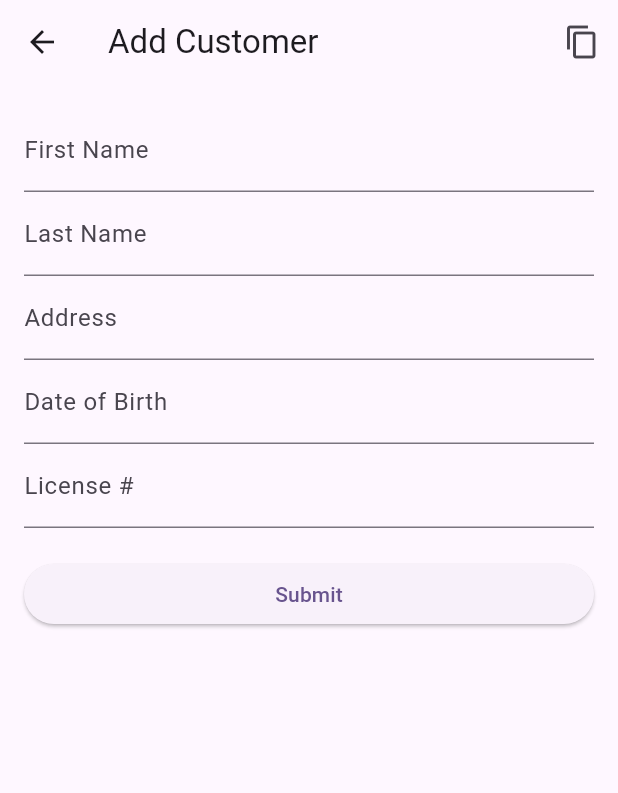
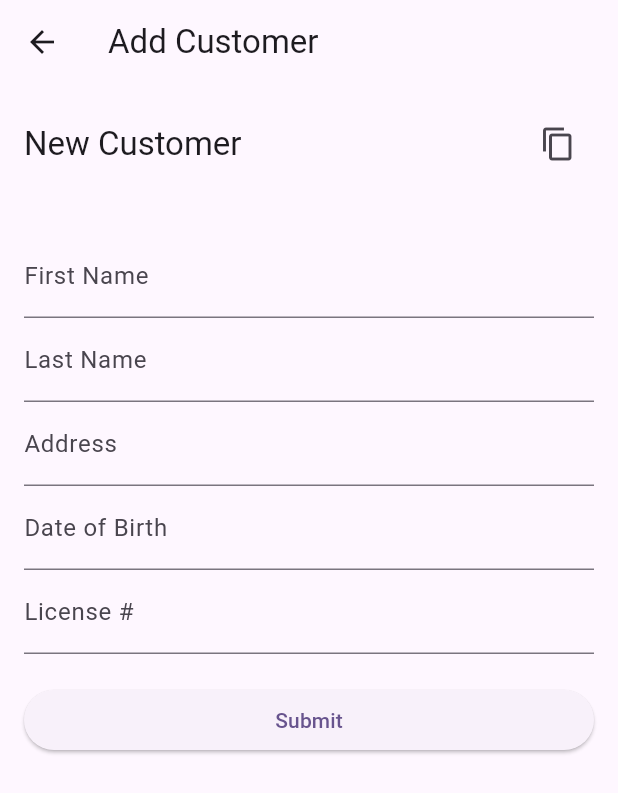
Before and after one commit to JessySeo9955/flutter_CST2335, a Flutter app: the CustomerListPage screen opened by its route, after a tap on the "add" icon, on a phone screen of 412 x 824 dp. Shown: the top 793 px of the screen. Run offline on Flutter 3.47's test engine with Material 3 defaults, Android fonts, the phone set to English and light mode, and no system bars; our stand-ins replace floor, sqflite; missing offline and left inert: encrypted_shared_preferences; accounts and stored records are empty; generated files the repository leaves out were written again.

Commit message:
customer feature completed , doc TODO

```diff
--- a/assets/translations/en.json
+++ b/assets/translations/en.json
@@ -4,7 +4,7 @@
   "Name" : "Word",
   "Add" : "Add word",
   "Ok" : "Ok",
-  "TextSelect" : "Select an item from the list to see the details"
+  "TextSelect" : "Default: Select an item from the list to see the details"
 
 
 }
--- a/lib/AppLocalizations.dart
+++ b/lib/AppLocalizations.dart
@@ -21,7 +21,7 @@ class AppLocalizations {
   late Map<String, String> _localizedStrings;
 
   Future<void> load() async {
-    String jsonString = await rootBundle.loadString('assets/translations/${locale.languageCode}.json');
+    String jsonString = await rootBundle.loadString('assets/translations/${locale.toString()}.json');
     Map<String, dynamic> jsonMap = json.decode(jsonString);
 
     _localizedStrings = jsonMap.map((key, value) {
--- a/lib/customer/page/customer_form_page.dart
+++ b/lib/customer/page/customer_form_page.dart
@@ -2,177 +2,31 @@ import 'package:flutter/cupertino.dart';
 import 'package:flutter/material.dart';
 
 import '../data/customer_model.dart';
-import '../service/customer_service.dart';
+import '../widget/customer_form_panel.dart';
 
-class CustomerFormPage extends StatefulWidget {
+class CustomerFormPage extends StatelessWidget  {
   final Customer? customer;
-  final VoidCallback? onSave;
+  final VoidCallback onSave;
 
-  CustomerFormPage({this.customer, this.onSave});
-
-  @override
-  _CustomerFormPageState createState() {
-    return _CustomerFormPageState();
-  }
-}
-
-class _CustomerFormPageState extends State<CustomerFormPage> {
-  late CustomerService _service;
-
-  late TextEditingController _firstController;
-  late TextEditingController _lastController;
-  late TextEditingController _addressController;
-  late TextEditingController _dobController;
-  late TextEditingController _licenseController;
-
-  bool _editing = false;
-
-  @override
-  void initState() {
-    super.initState();
-    _init();
-
-    _editing = widget.customer != null;
-    _firstController = TextEditingController(
-      text: widget.customer?.firstName ?? "",
-    );
-    _lastController = TextEditingController(
-      text: widget.customer?.lastName ?? "",
-    );
-    _addressController = TextEditingController(
-      text: widget.customer?.address ?? "",
-    );
-    _dobController = TextEditingController(
-      text: widget.customer?.birthdate ?? "",
-    );
-    _licenseController = TextEditingController(
-      text: widget.customer?.licenseNo ?? "",
-    );
-  }
-
-  Future<void> _init() async {
-    _service = await CustomerService.create();
-    setState(() {});
-  }
-
-  void _save() async {
-    final customer = Customer(
-      id: _editing ? widget.customer!.id : null, // IMPORTANT
-      firstName: _firstController.text ?? "",
-      lastName: _lastController.text ?? "",
-      address: _addressController.text ?? "",
-      birthdate: _dobController.text ?? "",
-      licenseNo: _licenseController.text ?? "",
-    );
-
-    if (!_service.validateFields(customer)) {
-      ScaffoldMessenger.of(
-        context,
-      ).showSnackBar(SnackBar(content: const Text('Please fill all fields')));
-      return;
-    }
-
-    if (_editing) {
-      await _service.updateCustomer(customer);
-      ScaffoldMessenger.of(
-        context,
-      ).showSnackBar(const SnackBar(content: Text("Customer updated")));
-    } else {
-      await _service.saveCustomer(customer);
-      ScaffoldMessenger.of(
-        context,
-      ).showSnackBar(const SnackBar(content: Text("Customer added")));
-    }
-
-    widget.onSave?.call();
-    Navigator.pop(context);
-  }
-
-  void _delete() {
-    showDialog(
-      context: context,
-      builder: (dialogContext) => AlertDialog(
-        title: Text('Delete?'),
-        content: Text('Are you sure?'),
-        actions: [
-          TextButton(
-            child: Text('cancel'),
-            onPressed: () => Navigator.pop(context),
-          ),
-          TextButton(
-            child: Text('Delete'),
-            onPressed: () async {
-              await _service.deleteCustomer(widget.customer!);
-              widget.onSave?.call();
-
-              Navigator.pop(dialogContext);
-
-              Navigator.pop(context);
-            },
-          ),
-        ],
-      ),
-    );
-  }
+  const CustomerFormPage({
+    Key? key,
+    this.customer,
+    required this.onSave,
+  }) : super(key: key);
 
   @override
   Widget build(BuildContext context) {
     return Scaffold(
       appBar: AppBar(
-        title: Text(_editing ? 'Edit Customer' : 'Add Customer'),
-        actions: [
-          IconButton(
-            icon: Icon(Icons.copy),
-            onPressed: () async {
-              Customer? customer = await _service.loadLastCustomer();
-              if (customer != null) {
-                _firstController.text = customer.firstName;
-                _lastController.text = customer.lastName;
-                _addressController.text = customer.address;
-                _dobController.text = customer.birthdate;
-                _licenseController.text = customer.licenseNo;
-              }
-            },
-          ),
-        ],
+        title: Text(customer == null ? "Add Customer" : "Edit Customer"),
+
       ),
-      body: Padding(
-        padding: const EdgeInsets.all(16),
-        child: ListView(
-          children: [
-            TextField(
-              controller: _firstController,
-              decoration: InputDecoration(labelText: "First Name"),
-            ),
-            TextField(
-              controller: _lastController,
-              decoration: InputDecoration(labelText: "Last Name"),
-            ),
-            TextField(
-              controller: _addressController,
-              decoration: InputDecoration(labelText: "Address"),
-            ),
-            TextField(
-              controller: _dobController,
-              decoration: InputDecoration(labelText: "Date of Birth"),
-            ),
-            TextField(
-              controller: _licenseController,
-              decoration: InputDecoration(labelText: "License #"),
-            ),
-            SizedBox(height: 20),
-            ElevatedButton(
-              onPressed: _save,
-              child: Text(_editing ? "Update" : "Submit"),
-            ),
-            if (_editing)
-              ElevatedButton(
-                onPressed: _delete,
-                style: ElevatedButton.styleFrom(backgroundColor: Colors.red),
-                child: Text("Delete"),
-              ),
-          ],
-        ),
+      body: CustomerFormPanel(
+        customer: customer,
+        onSubmit: () async {
+          onSave();
+          Navigator.pop(context); // PHONE MODE ONLY
+        },
       ),
     );
   }
--- a/lib/customer/page/customer_list_page.dart
+++ b/lib/customer/page/customer_list_page.dart
@@ -2,9 +2,9 @@ import 'package:flutter/cupertino.dart';
 import 'package:flutter/material.dart';
 import 'package:flutter_cst2335/customer/page/customer_form_page.dart';
 
-import '../data/customer_dao.dart';
-import '../data/customer_database.dart';
 import '../data/customer_model.dart';
+import '../service/customer_service.dart';
+import '../widget/customer_form_panel.dart';
 
 class CustomerListPage extends StatefulWidget {
   @override
@@ -14,7 +14,7 @@ class CustomerListPage extends StatefulWidget {
 }
 
 class _CustomerListPageState extends State<CustomerListPage> {
-  late CustomerDao _dao;
+  final _service = CustomerService();
   List<Customer> _customers = [];
   bool _isTablet = false;
   int? _selectedIndex; // tablet use
@@ -26,10 +26,6 @@ class _CustomerListPageState extends State<CustomerListPage> {
   }
 
   Future<void> _initDB() async {
-    final db = await $FloorCustomerDatabase
-        .databaseBuilder('customer.db')
-        .build();
-    _dao = db.customerDao;
     _reload();
   }
 
@@ -40,17 +36,24 @@ class _CustomerListPageState extends State<CustomerListPage> {
     return Scaffold(
       appBar: AppBar(
         title: Text('Customers'),
-        actions: [IconButton(onPressed: () => _showInstructions(), icon: Icon(Icons.info))],
+        actions: [
+          IconButton(
+            onPressed: () => _showInstructions(),
+            icon: Icon(Icons.info),
+          ),
+        ],
       ),
       floatingActionButton: FloatingActionButton(
         onPressed: () => Navigator.push(
           context,
           MaterialPageRoute(
-                builder: (_) => CustomerFormPage(onSave: () {
-                  _reload();
+            builder: (_) => CustomerFormPage(
+              onSave: () {
+                _saveCallbackFromPage();
                 _showSnackBar('List updated');
-                })
-            )
+              },
+            ),
+          ),
         ),
         child: Icon(Icons.add),
       ),
@@ -60,7 +63,13 @@ class _CustomerListPageState extends State<CustomerListPage> {
                 Expanded(flex: 1, child: _buildList()),
                 Expanded(
                   flex: 2,
-                  child: Center(child: Text('Select a Customer')),
+                  child: _selectedIndex == null
+                      ? Center(child: Text("Select a customer"))
+                      : CustomerFormPanel(
+                          key: ValueKey(_customers[_selectedIndex!].id),
+                          customer: _customers[_selectedIndex!],
+                          onSubmit: _saveCallbackFromWidget,
+                        ),
                 ),
               ],
             )
@@ -76,21 +85,30 @@ class _CustomerListPageState extends State<CustomerListPage> {
         return ListTile(
           title: Text('${customer.firstName} ${customer.lastName}'),
           subtitle: Text(customer.address),
-          onTap: () => _selectCustomer(customer)
+          onTap: () => _selectCustomer(customer),
         );
       },
     );
   }
 
+  void _saveCallbackFromPage() {
+    _reload();
+  }
+
+  void _saveCallbackFromWidget() {
+    _reload();
+    _selectedIndex = null;
+  }
+
   void _reload() async {
-    _customers = await _dao.getAllCustomers();
-    setState(() {});
+    _customers = await _service.getCustomers();
+    if (mounted) setState(() {});
   }
 
   void _showSnackBar(String message) {
-    ScaffoldMessenger.of(context).showSnackBar(
-      SnackBar(content: Text(message)),
-    );
+    ScaffoldMessenger.of(
+      context,
+    ).showSnackBar(SnackBar(content: Text(message)));
   }
 
   void _showInstructions() {
@@ -98,8 +116,10 @@ class _CustomerListPageState extends State<CustomerListPage> {
       context: context,
       builder: (_) => AlertDialog(
         title: Text('Instructions'),
-          content: Text('Tap + to add customers. \nTap a customer to view details.'),
-        )
+        content: Text(
+          'Tap + to add customers. \nTap a customer to view details.',
+        ),
+      ),
     );
   }
 
@@ -109,8 +129,17 @@ class _CustomerListPageState extends State<CustomerListPage> {
         _selectedIndex = _customers.indexOf(customer);
       });
     } else {
-      Navigator.push(context,
-          MaterialPageRoute(builder: (_) => CustomerFormPage(customer: customer, onSave: _reload)));
+      Navigator.push(
+        context,
+        MaterialPageRoute(
+          builder: (_) => CustomerFormPage(
+            customer: customer,
+            onSave: () {
+              _saveCallbackFromPage();
+            },
+          ),
+        ),
+      );
     }
   }
 }
--- a/lib/customer/service/customer_service.dart
+++ b/lib/customer/service/customer_service.dart
@@ -5,20 +5,23 @@ import '../preference/customer_prefs.dart';
 
 class CustomerService {
 
+// 1. Private constructor
+  CustomerService._internal();
+
+  // 2. Single static instance
+  static final CustomerService _instance = CustomerService._internal();
+
+  // 3. Public static accessor
+  factory CustomerService() => _instance;
+
   late CustomerDao _dao;
 
-  CustomerService._();
-
-  static Future<CustomerService> create() async {
-    final service = CustomerService._();
-
-    // Open DB + get DAO
+  Future<void> init() async {
     final db = await $FloorCustomerDatabase
         .databaseBuilder("customer.db")
         .build();
-    service._dao = db.customerDao;
 
-    return service;
+    _dao = db.customerDao;
   }
 
   bool validateFields(Customer customer) {
--- /dev/null
+++ b/lib/customer/widget/customer_form_panel.dart
@@ -0,0 +1,201 @@
+import 'package:flutter/material.dart';
+
+import '../data/customer_model.dart';
+import '../service/customer_service.dart';
+
+class CustomerFormPanel extends StatefulWidget {
+  final Customer? customer;
+  final VoidCallback onSubmit;
+
+  const CustomerFormPanel({Key? key, this.customer, required this.onSubmit})
+    : super(key: key);
+
+  @override
+  State<StatefulWidget> createState() {
+    return _CustomerFormPanelState();
+  }
+}
+
+class _CustomerFormPanelState extends State<CustomerFormPanel> {
+  final _service = CustomerService();
+
+  late TextEditingController _firstController;
+  late TextEditingController _lastController;
+  late TextEditingController _addressController;
+  late TextEditingController _dobController;
+  late TextEditingController _licenseController;
+
+  bool _editing = false;
+
+  @override
+  void initState() {
+    super.initState();
+    _init();
+
+    _editing = widget.customer != null;
+    _firstController = TextEditingController(
+      text: widget.customer?.firstName ?? "",
+    );
+    _lastController = TextEditingController(
+      text: widget.customer?.lastName ?? "",
+    );
+    _addressController = TextEditingController(
+      text: widget.customer?.address ?? "",
+    );
+    _dobController = TextEditingController(
+      text: widget.customer?.birthdate ?? "",
+    );
+    _licenseController = TextEditingController(
+      text: widget.customer?.licenseNo ?? "",
+    );
+  }
+
+  Future<void> _init() async {
+    setState(() {});
+  }
+
+  void _save() async {
+    String message = '';
+    final customer = Customer(
+      id: _editing ? widget.customer!.id : null, // IMPORTANT
+      firstName: _firstController.text ?? "",
+      lastName: _lastController.text ?? "",
+      address: _addressController.text ?? "",
+      birthdate: _dobController.text ?? "",
+      licenseNo: _licenseController.text ?? "",
+    );
+
+    if (!_service.validateFields(customer)) {
+      ScaffoldMessenger.of(
+        context,
+      ).showSnackBar(SnackBar(content: const Text('Please fill all fields')));
+      return;
+    }
+
+    if (_editing) {
+      message = 'Updated';
+      await _service.updateCustomer(customer);
+    } else {
+      message = 'Saved';
+      await _service.saveCustomer(customer);
+    }
+
+    ScaffoldMessenger.of(
+      context,
+    ).showSnackBar(SnackBar(content: Text(message)));
+
+    _close();
+  }
+
+  void _loadPreviousCustomer() async {
+    Customer? customer = await _service.loadLastCustomer();
+    if (customer != null) {
+      _firstController.text = customer.firstName;
+      _lastController.text = customer.lastName;
+      _addressController.text = customer.address;
+      _dobController.text = customer.birthdate;
+      _licenseController.text = customer.licenseNo;
+    }
+  }
+
+  void _close() async {
+    widget.onSubmit();
+  }
+
+  void _delete() {
+    showDialog(
+      context: context,
+      builder: (dialogContext) => AlertDialog(
+        title: Text('Delete?'),
+        content: Text('Are you sure?'),
+        actions: [
+          TextButton(
+            child: Text('cancel'),
+            onPressed: () => Navigator.pop(context),
+          ),
+          TextButton(
+            child: Text('Delete'),
+            onPressed: () async {
+              await _service.deleteCustomer(widget.customer!);
+              Navigator.pop(dialogContext);
+              _close();
+            },
+          ),
+        ],
+      ),
+    );
+  }
+
+  Widget _buildHeader() {
+    return Row(
+      mainAxisAlignment: MainAxisAlignment.spaceBetween,
+      children: [
+        Text(
+          _editing ? "Edit Customer" : "New Customer",
+          style: Theme.of(context).textTheme.titleLarge,
+        ),
+        if (!_editing)
+          IconButton(
+            icon: Icon(Icons.copy),
+            tooltip: "Copy previous customer",
+            onPressed: _loadPreviousCustomer,
+          ),
+      ],
+    );
+  }
+
+  @override
+  Widget build(BuildContext context) {
+    return Padding(
+      padding: const EdgeInsets.all(16.0),
+      child: Column(
+        crossAxisAlignment: CrossAxisAlignment.start,
+        children: [
+          _buildHeader(),
+          const SizedBox(height: 16),
+          Expanded(
+            child: ListView(
+              children: [
+                const SizedBox(height: 20),
+
+                TextField(
+                  controller: _firstController,
+                  decoration: InputDecoration(labelText: "First Name"),
+                ),
+                TextField(
+                  controller: _lastController,
+                  decoration: InputDecoration(labelText: "Last Name"),
+                ),
+                TextField(
+                  controller: _addressController,
+                  decoration: InputDecoration(labelText: "Address"),
+                ),
+                TextField(
+                  controller: _dobController,
+                  decoration: InputDecoration(labelText: "Date of Birth"),
+                ),
+                TextField(
+                  controller: _licenseController,
+                  decoration: InputDecoration(labelText: "License #"),
+                ),
+                SizedBox(height: 20),
+                ElevatedButton(
+                  onPressed: _save,
+                  child: Text(_editing ? "Update" : "Submit"),
+                ),
+                if (_editing)
+                  ElevatedButton(
+                    onPressed: _delete,
+                    style: ElevatedButton.styleFrom(
+                      backgroundColor: Colors.red,
+                    ),
+                    child: Text("Delete"),
+                  ),
+              ],
+            ),
+          ),
+        ],
+      ),
+    );
+  }
+}
--- a/pubspec.yaml
+++ b/pubspec.yaml
@@ -73,10 +73,7 @@ flutter:
 
   # To add assets to your application, add an assets section, like this:
   assets:
-      - assets/translations/en.json
-      - assets/translations/ko.json
-      - assets/translations/zh.json
-      - assets/translations/bn.json
+      - assets/translations/
   #   - images/a_dot_burr.jpeg
   #   - images/a_dot_ham.jpeg
 
```
Also changed, not shown: assets/translations/bn.json (deleted, +0 -9 lines), assets/translations/en_GB.json (added, +10 -0 lines), assets/translations/en_US.json (added, +9 -0 lines), assets/translations/ko.json (deleted, +0 -10 lines), assets/translations/zh.json (deleted, +0 -10 lines), lib/main.dart (+12 -15 lines). Lines whose indentation alone changed are shown as unchanged.
